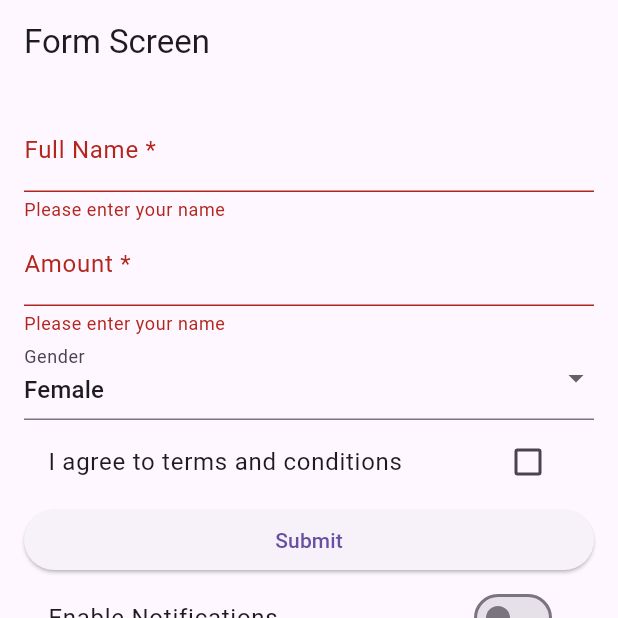
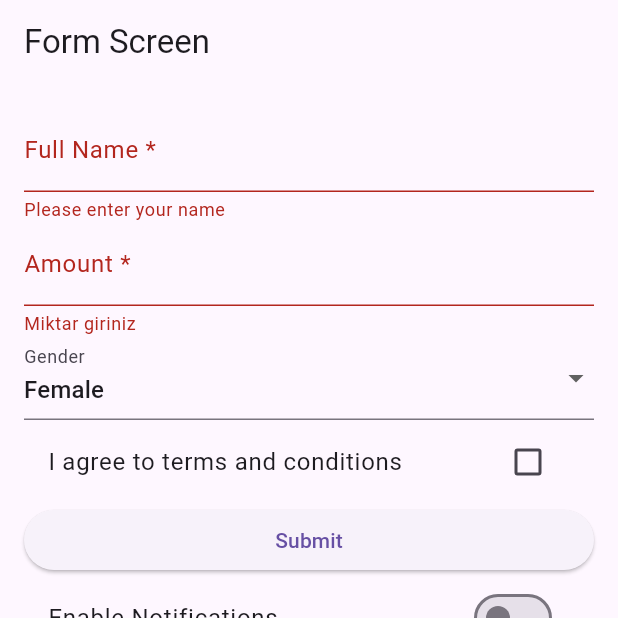
Before and after one commit to esrakalkann/kullanici_bilgi_formu, a Flutter app: the screen it shows after launch, after a tap on "Submit", on a phone screen of 412 x 824 dp, the top half of it. Run offline on Flutter 3.47's test engine with Material 3 defaults, Android fonts, the phone set to English and light mode, and no system bars.

Commit message:
error messages layout

```diff
--- a/lib/screens/form_page.dart
+++ b/lib/screens/form_page.dart
@@ -16,7 +16,7 @@ class _FormScreenState extends State<FormScreen> {
   String _amount = '';
   String _gender = 'female';
   bool _isAgreed = false;
-  bool _notificationsEnabled= false;
+  bool _notificationsEnabled = false;
 
   void _submitForm() {
     if (_formKey.currentState!.validate() && _isAgreed) {
@@ -31,12 +31,9 @@ class _FormScreenState extends State<FormScreen> {
       );
 
       Navigator.push(
-  context,
-  MaterialPageRoute(
-    builder: (context) => InfoSum(user: userModel),
-  ),
-);
-
+        context,
+        MaterialPageRoute(builder: (context) => InfoSum(user: userModel)),
+      );
 
       print("Form sent: ${userModel.fullName}");
     } else {
@@ -47,11 +44,7 @@ class _FormScreenState extends State<FormScreen> {
           ),
         ),
       );
-
-
     }
-
-
   }
 
   @override
@@ -79,6 +72,10 @@ class _FormScreenState extends State<FormScreen> {
                   if (value == null || value.isEmpty) {
                     return 'Please enter your name';
                   }
+                    final words = value.trim().split(' ');
+  if (words.length < 2) {
+    return 'Please enter both name and surname';
+  }
                   return null;
                 },
               ),
@@ -96,7 +93,11 @@ class _FormScreenState extends State<FormScreen> {
                 keyboardType: TextInputType.number,
                 validator: (value) {
                   if (value == null || value.isEmpty) {
-                    return 'Please enter your name';
+                    return 'Miktar giriniz';
+                  }
+                  final number = double.tryParse(value);
+                  if (number == null || number <= 0) {
+                    return 'Geçerli bir miktar giriniz';
                   }
                   return null;
                 },
@@ -116,7 +117,7 @@ class _FormScreenState extends State<FormScreen> {
                   });
                 },
               ),
-
+              //CheckboxListTile içinde validator kullanılamaz çünkü CheckboxListTile doğrudan bir FormField widget’ı değildir.
               CheckboxListTile(
                 title: const Text("I agree to terms and conditions"),
                 value: _isAgreed,
@@ -124,6 +125,7 @@ class _FormScreenState extends State<FormScreen> {
                   setState(() {
                     _isAgreed = value ?? false;
                   });
+
                 },
               ),
               ElevatedButton(
@@ -134,11 +136,9 @@ class _FormScreenState extends State<FormScreen> {
               SwitchListTile(
                 title: const Text("Enable Notifications"),
                 value: _notificationsEnabled,
-                onChanged: (value) => setState(() => _notificationsEnabled = value),
-
-
+                onChanged: (value) =>
+                    setState(() => _notificationsEnabled = value),
               ),
-
             ],
           ),
         ),
```
